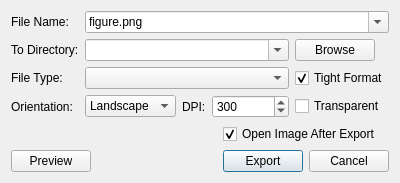
First picture: the form in mtpy/gui/SmartMT/ui_asset/dialog_export.ui, repository MTgeophysics/mtpy, before the edit.
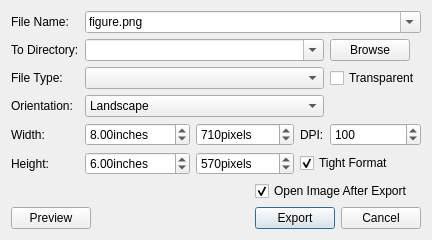
Second picture: the form after the edit.

Commit message: added inches and pixels setting for export

```diff
--- a/mtpy/gui/SmartMT/ui_asset/dialog_export.ui
+++ b/mtpy/gui/SmartMT/ui_asset/dialog_export.ui
@@ -6,15 +6,70 @@
    <rect>
     <x>0</x>
     <y>0</y>
-    <width>400</width>
-       <height>171</height>
+       <width>401</width>
+       <height>223</height>
    </rect>
   </property>
   <property name="windowTitle">
    <string>Export Image...</string>
   </property>
   <layout class="QGridLayout" name="gridLayout_2">
-      <item row="7" column="0" colspan="5">
+      <item row="5" column="0">
+          <widget class="QLabel" name="label_6">
+              <property name="sizePolicy">
+                  <sizepolicy hsizetype="Fixed" vsizetype="Preferred">
+                      <horstretch>0</horstretch>
+                      <verstretch>0</verstretch>
+                  </sizepolicy>
+              </property>
+              <property name="text">
+                  <string>Width:</string>
+              </property>
+          </widget>
+      </item>
+      <item row="6" column="0">
+          <widget class="QLabel" name="label_7">
+              <property name="sizePolicy">
+                  <sizepolicy hsizetype="Fixed" vsizetype="Preferred">
+                      <horstretch>0</horstretch>
+                      <verstretch>0</verstretch>
+                  </sizepolicy>
+              </property>
+              <property name="text">
+                  <string>Height:</string>
+              </property>
+          </widget>
+      </item>
+      <item row="2" column="4">
+          <widget class="QCheckBox" name="checkBox_transparent">
+              <property name="toolTip">
+                  <string>&lt;html&gt;&lt;head/&gt;&lt;body&gt;&lt;p&gt;make the axes patches transparent; the figure
+                      patch will abso be transparent unless facecolor and/or edgecolor are specified in the figure. This
+                      is useful, for example, for displaying a plot on top of a colored background.&lt;/p&gt;&lt;/body&gt;&lt;/html&gt;
+                  </string>
+              </property>
+              <property name="text">
+                  <string>Transparent</string>
+              </property>
+          </widget>
+      </item>
+      <item row="5" column="1">
+          <widget class="QDoubleSpinBox" name="doubleSpinBox_width_inches">
+              <property name="suffix">
+                  <string>inches</string>
+              </property>
+              <property name="minimum">
+                  <double>1.000000000000000</double>
+              </property>
+              <property name="maximum">
+                  <double>1000.000000000000000</double>
+              </property>
+              <property name="value">
+                  <double>8.000000000000000</double>
+              </property>
+          </widget>
+      </item>
+      <item row="8" column="0" colspan="5">
           <widget class="QWidget" name="widget" native="true">
               <property name="sizePolicy">
                   <sizepolicy hsizetype="Preferred" vsizetype="Fixed">
@@ -114,8 +169,8 @@
      </property>
     </widget>
    </item>
-   <item row="4" column="2">
-    <widget class="QLabel" name="label_4">
+      <item row="2" column="0">
+          <widget class="QLabel" name="label_3">
      <property name="sizePolicy">
       <sizepolicy hsizetype="Fixed" vsizetype="Preferred">
        <horstretch>0</horstretch>
@@ -123,15 +178,15 @@
       </sizepolicy>
      </property>
      <property name="toolTip">
-      <string>&lt;html&gt;&lt;head/&gt;&lt;body&gt;&lt;p&gt;The resolution in dots per inch.&lt;/p&gt;&lt;/body&gt;&lt;/html&gt;</string>
+         <string>&lt;html&gt;&lt;head/&gt;&lt;body&gt;&lt;p&gt;Format of the exported image&lt;/p&gt;&lt;/body&gt;&lt;/html&gt;</string>
      </property>
      <property name="text">
-      <string>DPI:</string>
+         <string>File Type:</string>
      </property>
     </widget>
    </item>
-   <item row="2" column="0">
-    <widget class="QLabel" name="label_3">
+      <item row="0" column="0">
+          <widget class="QLabel" name="label_2">
      <property name="sizePolicy">
       <sizepolicy hsizetype="Fixed" vsizetype="Preferred">
        <horstretch>0</horstretch>
@@ -139,14 +194,16 @@
       </sizepolicy>
      </property>
      <property name="toolTip">
-      <string>&lt;html&gt;&lt;head/&gt;&lt;body&gt;&lt;p&gt;Format of the exported image&lt;/p&gt;&lt;/body&gt;&lt;/html&gt;</string>
+         <string>&lt;html&gt;&lt;head/&gt;&lt;body&gt;&lt;p&gt;Name of the image file (with or without . format
+             extension)&lt;/p&gt;&lt;/body&gt;&lt;/html&gt;
+         </string>
      </property>
      <property name="text">
-      <string>File Type:</string>
+         <string>File Name:</string>
      </property>
     </widget>
    </item>
-   <item row="2" column="4">
+      <item row="6" column="3" colspan="2">
     <widget class="QCheckBox" name="checkBox_tightBbox">
      <property name="toolTip">
       <string>&lt;html&gt;&lt;head/&gt;&lt;body&gt;&lt;p&gt;Save only the minimum figure area&lt;/p&gt;&lt;/body&gt;&lt;/html&gt;</string>
@@ -159,6 +216,29 @@
      </property>
     </widget>
    </item>
+      <item row="2" column="1" colspan="3">
+          <widget class="QComboBox" name="comboBox_fileType">
+              <property name="toolTip">
+                  <string>&lt;html&gt;&lt;head/&gt;&lt;body&gt;&lt;p&gt;Format of the exported image&lt;/p&gt;&lt;/body&gt;&lt;/html&gt;</string>
+              </property>
+          </widget>
+      </item>
+      <item row="5" column="3">
+          <widget class="QLabel" name="label_4">
+              <property name="sizePolicy">
+                  <sizepolicy hsizetype="Fixed" vsizetype="Preferred">
+                      <horstretch>0</horstretch>
+                      <verstretch>0</verstretch>
+                  </sizepolicy>
+              </property>
+              <property name="toolTip">
+                  <string>&lt;html&gt;&lt;head/&gt;&lt;body&gt;&lt;p&gt;The resolution in dots per inch.&lt;/p&gt;&lt;/body&gt;&lt;/html&gt;</string>
+              </property>
+              <property name="text">
+                  <string>DPI:</string>
+              </property>
+          </widget>
+      </item>
    <item row="0" column="1" colspan="4">
     <widget class="QComboBox" name="comboBox_fileName">
      <property name="toolTip">
@@ -174,17 +254,7 @@
         </item>
     </widget>
    </item>
-   <item row="4" column="4">
-    <widget class="QCheckBox" name="checkBox_transparent">
-     <property name="toolTip">
-      <string>&lt;html&gt;&lt;head/&gt;&lt;body&gt;&lt;p&gt;make the axes patches transparent; the figure patch will abso be transparent unless facecolor and/or edgecolor are specified in the figure. This is useful, for example, for displaying a plot on top of a colored background.&lt;/p&gt;&lt;/body&gt;&lt;/html&gt;</string>
-     </property>
-     <property name="text">
-      <string>Transparent</string>
-     </property>
-    </widget>
-   </item>
-   <item row="4" column="1">
+      <item row="4" column="1" colspan="3">
     <widget class="QComboBox" name="comboBox_orientation">
      <property name="toolTip">
       <string>&lt;html&gt;&lt;head/&gt;&lt;body&gt;&lt;p&gt;Orientation of the export, currently only available on postscripts&lt;/p&gt;&lt;/body&gt;&lt;/html&gt;</string>
@@ -204,6 +274,38 @@
      </item>
     </widget>
    </item>
+      <item row="6" column="1">
+          <widget class="QDoubleSpinBox" name="doubleSpinBox_height_inches">
+              <property name="suffix">
+                  <string>inches</string>
+              </property>
+              <property name="minimum">
+                  <double>1.000000000000000</double>
+              </property>
+              <property name="maximum">
+                  <double>1000.000000000000000</double>
+              </property>
+              <property name="value">
+                  <double>6.000000000000000</double>
+              </property>
+          </widget>
+      </item>
+      <item row="5" column="4">
+          <widget class="QSpinBox" name="spinBox_dpi">
+              <property name="toolTip">
+                  <string>&lt;html&gt;&lt;head/&gt;&lt;body&gt;&lt;p&gt;The resolution in dots per inch.&lt;/p&gt;&lt;/body&gt;&lt;/html&gt;</string>
+              </property>
+              <property name="minimum">
+                  <number>50</number>
+              </property>
+              <property name="maximum">
+                  <number>1000</number>
+              </property>
+              <property name="value">
+                  <number>100</number>
+              </property>
+          </widget>
+      </item>
    <item row="1" column="4">
     <widget class="QPushButton" name="pushButton_browse">
      <property name="sizePolicy">
@@ -230,42 +332,35 @@
      </property>
     </widget>
    </item>
-   <item row="0" column="0">
-    <widget class="QLabel" name="label_2">
-     <property name="sizePolicy">
-      <sizepolicy hsizetype="Fixed" vsizetype="Preferred">
-       <horstretch>0</horstretch>
-       <verstretch>0</verstretch>
-      </sizepolicy>
+      <item row="5" column="2">
+          <widget class="QSpinBox" name="spinBox_width_pixels">
+              <property name="suffix">
+                  <string>pixels</string>
      </property>
-     <property name="toolTip">
-      <string>&lt;html&gt;&lt;head/&gt;&lt;body&gt;&lt;p&gt;Name of the image file (with or without . format extension)&lt;/p&gt;&lt;/body&gt;&lt;/html&gt;</string>
+              <property name="minimum">
+                  <number>1</number>
      </property>
-     <property name="text">
-      <string>File Name:</string>
+              <property name="maximum">
+                  <number>1000000</number>
+              </property>
+              <property name="value">
+                  <number>710</number>
      </property>
     </widget>
    </item>
-   <item row="4" column="3">
-    <widget class="QSpinBox" name="spinBox_dpi">
-     <property name="toolTip">
-      <string>&lt;html&gt;&lt;head/&gt;&lt;body&gt;&lt;p&gt;The resolution in dots per inch.&lt;/p&gt;&lt;/body&gt;&lt;/html&gt;</string>
+      <item row="6" column="2">
+          <widget class="QSpinBox" name="spinBox_height_pixels">
+              <property name="suffix">
+                  <string>pixels</string>
      </property>
      <property name="minimum">
-      <number>100</number>
+         <number>1</number>
      </property>
      <property name="maximum">
-      <number>1000</number>
+         <number>1000000</number>
      </property>
      <property name="value">
-      <number>300</number>
-     </property>
-    </widget>
-   </item>
-   <item row="2" column="1" colspan="3">
-    <widget class="QComboBox" name="comboBox_fileType">
-     <property name="toolTip">
-      <string>&lt;html&gt;&lt;head/&gt;&lt;body&gt;&lt;p&gt;Format of the exported image&lt;/p&gt;&lt;/body&gt;&lt;/html&gt;</string>
+         <number>570</number>
      </property>
     </widget>
    </item>
```
Left out of the diff: 4 changed lines with no effect on the pictures. The commit also changes 3 other files.
